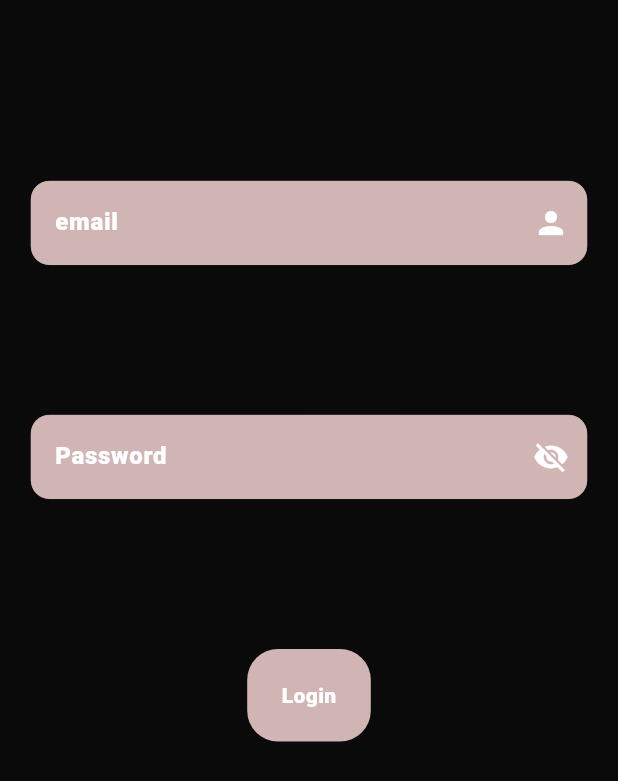
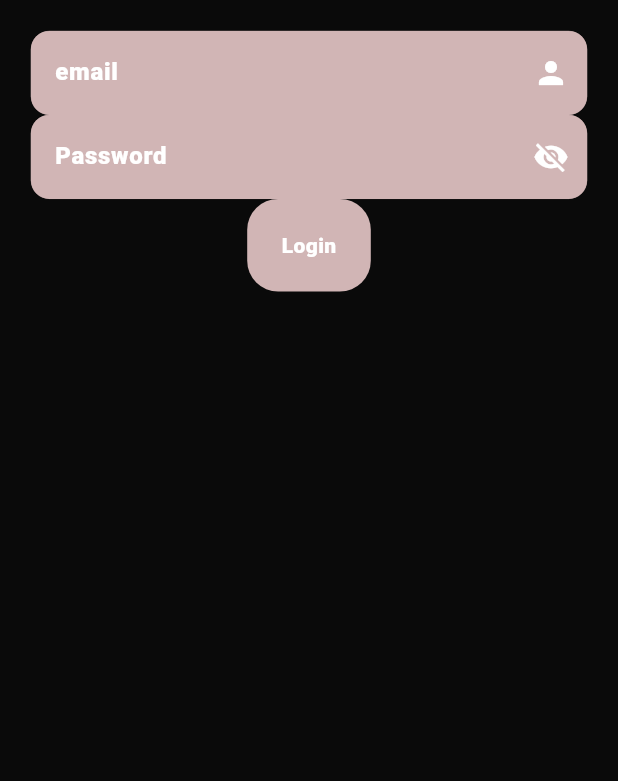
Before and after one commit to afniyafemin/kalakaar_admin, a Flutter app: the screen it shows after launch, on a phone screen of 412 x 824 dp. Shown: the top 781 px of the screen. Run offline on Flutter 3.47's test engine with Material 3 defaults, Android fonts, the phone set to English and light mode, and no system bars; our stand-ins replace cloud_firestore, curved_navigation_bar, firebase_auth, firebase_core; accounts and stored records are empty.

Commit message:
initial commit

```diff
--- a/lib/home/login/login.dart
+++ b/lib/home/login/login.dart
@@ -27,16 +27,8 @@ class _LoginState extends State<Login> {
         padding:  EdgeInsets.all(width*0.05),
         child: SingleChildScrollView(
           child: Column(
-            mainAxisAlignment: MainAxisAlignment.spaceAround,
             children: [
-              Container(
-                height: height*0.5,
-                width: width*1,
-                decoration: BoxDecoration(
-                  // color: ClrConstant.whiteColor.withOpacity(0.65),
-                  borderRadius: BorderRadius.circular(width*0.03)
-                ),
-                child: Column(
+              Column(
                 mainAxisAlignment: MainAxisAlignment.spaceEvenly,
                 children: [
                  TextFormField(
@@ -109,7 +101,6 @@ class _LoginState extends State<Login> {
                  ),
                 ],
               ),
-              ),
               GestureDetector(
                   onTap: () async {
                     if (emailController.text == "kalakaaradmin@gmail.com" && passwordController.text == "adminkalakaaradmin") {
```
Also changed, not shown: firebase.json, lib/firebase_options.dart, 3 other files. Lines whose indentation alone changed are shown as unchanged.
